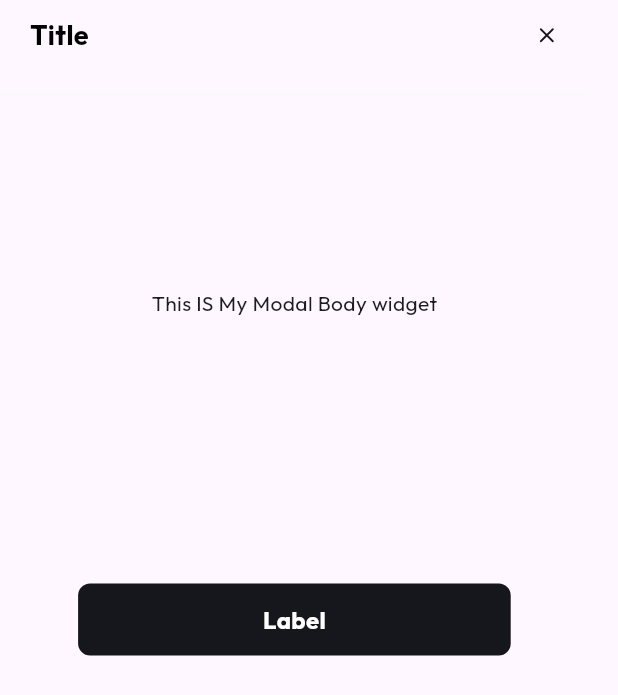
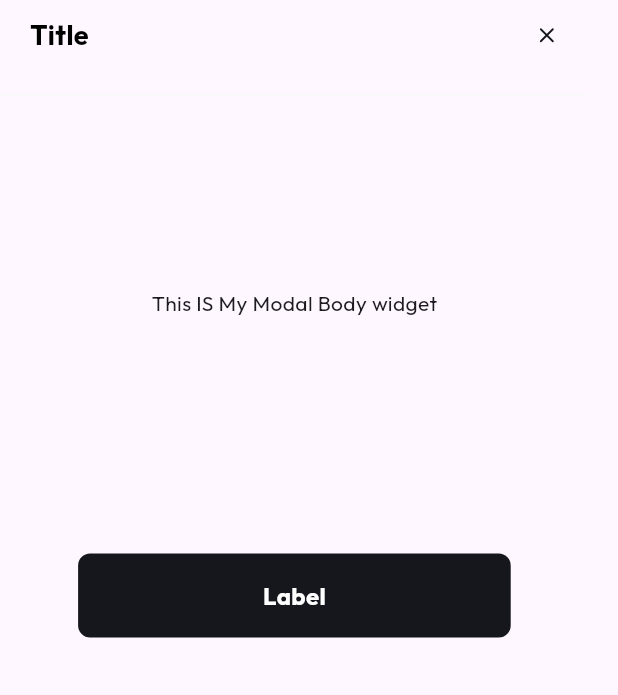
Before and after one commit to Tagaddod/Tagaddod-NewUi-Kit, a Flutter app: the AppModalDialog widget shown alone on an empty page, opened directly, on a phone screen of 412 x 824 dp. Shown: the top 695 px of the screen. Run offline on Flutter 3.47's test engine with Material 3 defaults, Android fonts, the phone set to English and light mode, and no system bars; drawn by our look-alikes of auto_size_text, overlay_support; our stand-ins replace flutter_screenutil, flutter_svg, percent_indicator.

Commit message:
updated modal spaces

```diff
--- a/lib/widgets/app_modal_dialog/app_modal_dialog.dart
+++ b/lib/widgets/app_modal_dialog/app_modal_dialog.dart
@@ -12,6 +12,8 @@ class AppModalDialog extends StatelessWidget {
   final bool showModalHeaderTitle;
   final bool showModalHeaderIcon;
   final bool showModalHeaderDivider;
+  final double? spaceBetweenTitleAndDivider;
+  final double? spaceBetweenBodyAndFooter;
   final VoidCallback? onTap;
   const AppModalDialog({
     super.key,
@@ -24,6 +26,8 @@ class AppModalDialog extends StatelessWidget {
     this.showModalHeaderTitle = true,
     this.showModalHeaderIcon = true,
     this.showModalHeaderDivider = true,
+    this.spaceBetweenTitleAndDivider = 16,
+    this.spaceBetweenBodyAndFooter = 16,
   });
 
   @override
@@ -42,7 +46,7 @@ class AppModalDialog extends StatelessWidget {
             showModalHeaderDivider: showModalHeaderDivider,
             onTap: onTap,
           ),
-          const SizedBox(height: 16),
+          SizedBox(height: spaceBetweenTitleAndDivider),
           //divider
           Visibility(
             visible: showModalHeaderDivider,
@@ -56,7 +60,8 @@ class AppModalDialog extends StatelessWidget {
             constraints: BoxConstraints(maxWidth: 343.w, maxHeight: 232.h),
             child: bodyWidget,
           ),
-          const Spacer(),
+          SizedBox(height: spaceBetweenBodyAndFooter),
+
           //footer
           Expanded(child: footerWidget ?? const SizedBox()),
           SizedBox(
```
